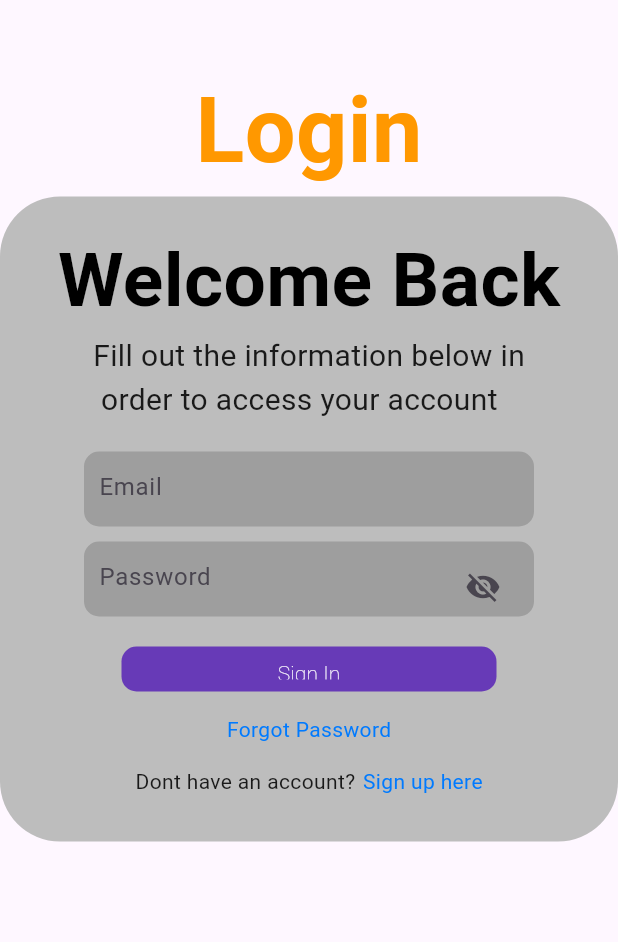
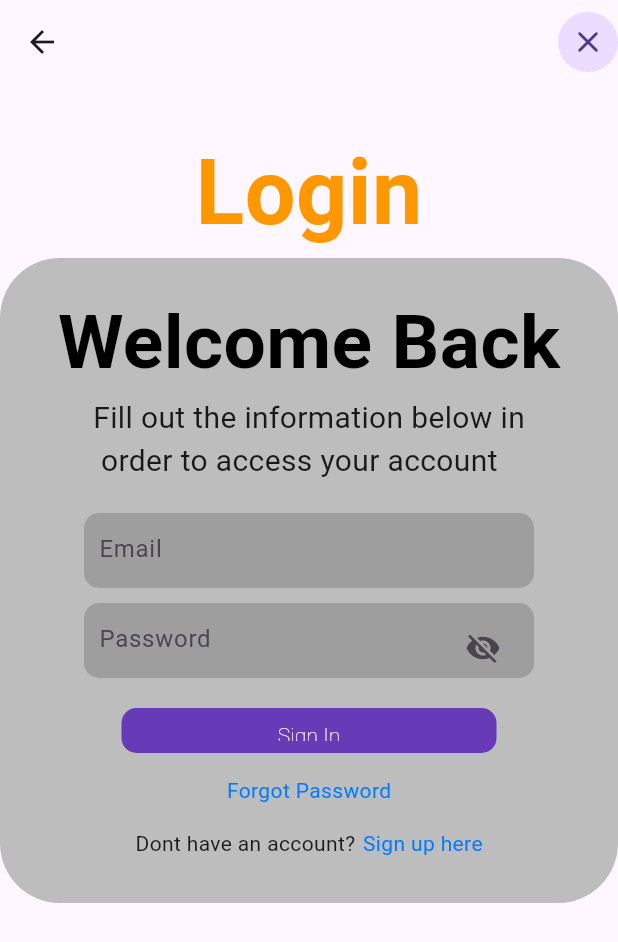
Before and after one commit to Ahmad163563/internship, a Flutter app: the Loginclass screen opened directly, on a phone screen of 412 x 824 dp. Shown: the top 942 px of the screen. Run offline on Flutter 3.47's test engine with Material 3 defaults, Android fonts, the phone set to English and light mode, and no system bars; our stand-ins replace cloud_firestore, curved_navigation_bar, firebase_auth, firebase_core, image_picker, shimmer and 2 more; accounts and stored records are empty.

Commit message:
adding appbar

```diff
--- a/lib/ai_proposal_writing/settings/login/login.dart
+++ b/lib/ai_proposal_writing/settings/login/login.dart
@@ -13,9 +13,16 @@ class _LoginclassState extends State<Loginclass> {
   @override
   Widget build(BuildContext context) {
     return Scaffold(
+      appBar: AppBar(
+        actions: [
+           InkWell(
+          onTap: (){},
+               child: CircleAvatar(child: Icon(Icons.close_rounded)))
+        ],
+      ),
       body: Column(
         children: [
-          SizedBox(height: 45,),
+          SizedBox(height: 30,),
           Center(
             child: Text('Login',style: TextStyle(
               color: Colors.orange,
--- a/lib/main.dart
+++ b/lib/main.dart
@@ -36,7 +36,7 @@ class MyApp extends StatelessWidget {
     return MaterialApp(
       theme: ThemeData(brightness: Brightness.light),
       debugShowCheckedModeBanner: false,
-      home: Loginclass()//Splashclass()//Bottomclass()//Videopicker()//Drawerclass()//Imageclass()//DragableClass()//Loading_auth()//Insertscreen()//Mycard()//Shimmerclass()//ListTileclass()Mycard()//FetchData()//SplashScreen()//Insertscreen(),
+      home: Splashclass()//Bottomclass()//Videopicker()//Drawerclass()//Imageclass()//DragableClass()//Loading_auth()//Insertscreen()//Mycard()//Shimmerclass()//ListTileclass()Mycard()//FetchData()//SplashScreen()//Insertscreen(),
     );
   }
 }
```
Also changed, not shown: lib/ai_proposal_writing/settings/settings.dart (+7 -0 lines).
